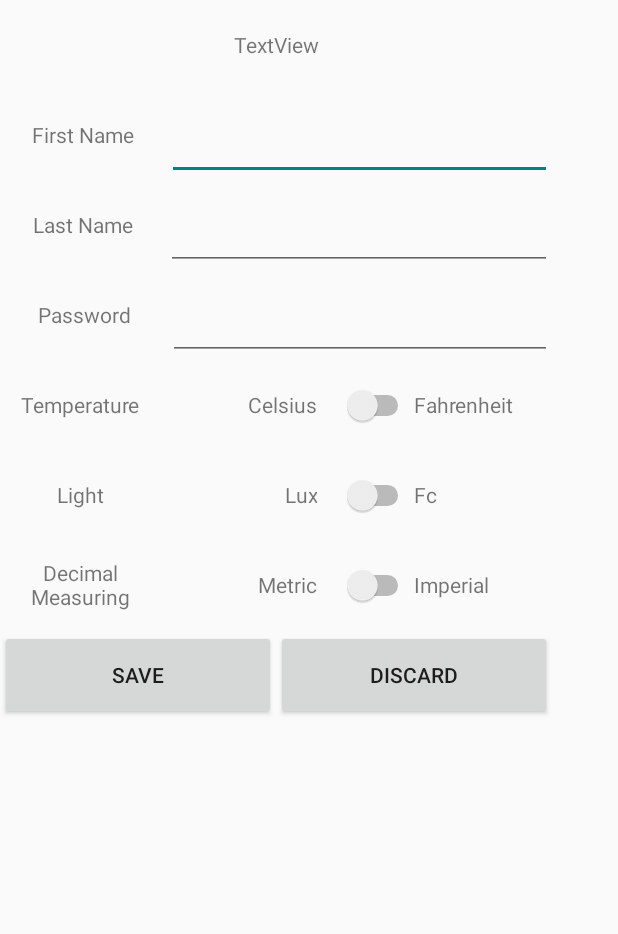
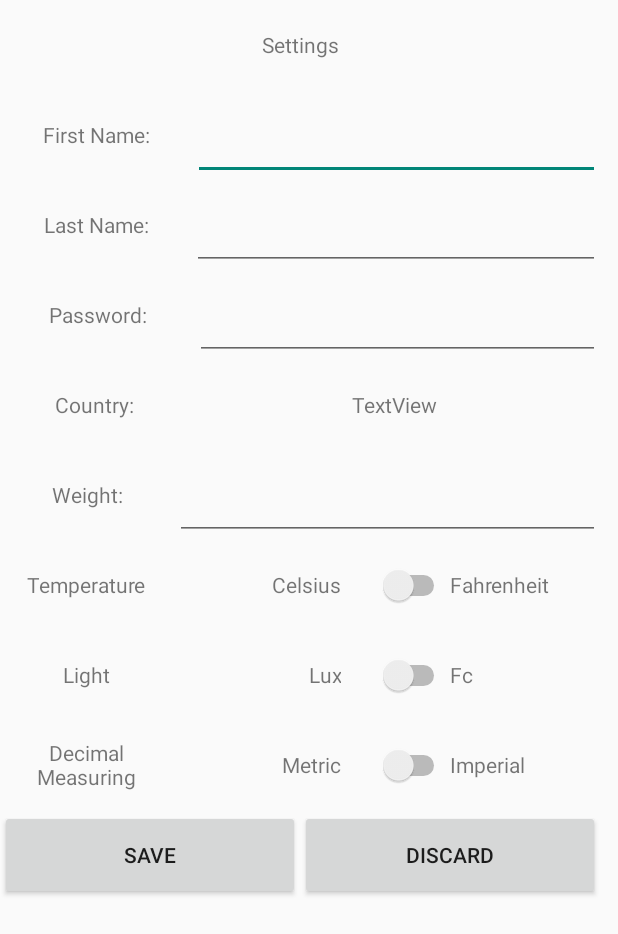
Before and after one commit to AP-Elektronica-ICT/IP18-SleepQuality01, an Android app: the settings screen opened directly, with no data from a screen before it, on a phone screen of 412 x 824 dp. Shown: the top 934 px of the screen. Run offline under Robolectric (Android 15) with nearby library versions, the phone set to English and light mode, and no system bars; libraries missing offline, so code that uses them is left out: com.mukesh.countrypicker; 4 statements that could not run were skipped.

```diff
--- a/Android/app/src/main/java/be/eaict/sleepqualitymeter/settings.java
+++ b/Android/app/src/main/java/be/eaict/sleepqualitymeter/settings.java
@@ -11,7 +11,11 @@ import android.view.View;
 import android.widget.Button;
 import android.widget.EditText;
 import android.widget.Switch;
+import android.widget.TextView;
 import android.widget.Toast;
+
+import com.mukesh.countrypicker.CountryPicker;
+import com.mukesh.countrypicker.CountryPickerListener;
 
 /**
  * Created by CarlV on 2/22/2018.
@@ -21,12 +25,16 @@ public class settings extends AppCompatActivity {
     String firstName, lastName, password;
     Boolean switchTemperature = false, switchLight = false, switchMeasurement = false;
     Switch temperature, light, measurement;
-    EditText editFirstName, editLastName, editPassword;
+    EditText editFirstName, editLastName, editPassword, editWeight;
+    TextView selectCountry;
+    CountryPicker picker;
+    String country;
     @Override
     protected void onCreate(Bundle savedInstanceState) {
-        Load();
         super.onCreate(savedInstanceState);
         setContentView(R.layout.activity_settings);
+        Load();
+        selectCountry = findViewById(R.id.setTxtSelectCountry);
         Button savebutton = findViewById(R.id.setBtnSave);
         temperature = findViewById(R.id.setSwitchTemp);
         light = findViewById(R.id.setSwitchLight);
@@ -37,8 +45,7 @@ public class settings extends AppCompatActivity {
         savebutton.setOnClickListener(new View.OnClickListener() {
             @Override
             public void onClick(View view) {
-                Intent intent = new Intent(getBaseContext(), HomeScreen.class);
-                startActivity(intent);
+                Save();
                 if(temperature.isChecked()) {
                     switchTemperature = true;
                 }
@@ -57,11 +64,26 @@ public class settings extends AppCompatActivity {
                 else {
                     switchMeasurement = false;
                 }
-                Save();
+                Intent intent = new Intent(getBaseContext(), HomeScreen.class);
+                startActivity(intent);
             }
         });
 
-
+        selectCountry.setOnClickListener(new View.OnClickListener() {
+            @Override
+            public void onClick(View view) {
+                picker = CountryPicker.newInstance("Select Country");  // dialog title
+                picker.setListener(new CountryPickerListener() {
+                    @Override
+                    public void onSelectCountry(String name, String code, String dialCode, int flagDrawableResID) {
+                        country = name;
+                        selectCountry.setText(country);
+                        picker.dismiss();
+                    }
+                });
+                picker.show(getSupportFragmentManager(), "COUNTRY_PICKER");
+            }
+        });
         BottomNavigationView bottomNavigationView = findViewById(R.id.bottom_navigation);
 
         bottomNavigationView.setOnNavigationItemSelectedListener(
--- a/Android/app/src/main/res/layout/activity_settings.xml
+++ b/Android/app/src/main/res/layout/activity_settings.xml
@@ -6,8 +6,8 @@
     xmlns:app="http://schemas.android.com/apk/res-auto">
 
     <LinearLayout
-        android:layout_width="368dp"
-        android:layout_height="551dp"
+        android:layout_width="400dp"
+        android:layout_height="600dp"
         android:orientation="vertical"
         tools:layout_editor_absoluteX="8dp"
         tools:layout_editor_absoluteY="8dp">
@@ -17,7 +17,7 @@
             android:layout_width="match_parent"
             android:layout_height="60dp"
             android:gravity="center"
-            android:text="TextView"
+            android:text="Settings"
             android:textAlignment="center" />
 
         <LinearLayout
@@ -30,7 +30,7 @@
                 android:layout_height="match_parent"
                 android:layout_weight="1"
                 android:gravity="center"
-                android:text="First Name"
+                android:text="First Name:"
                 android:textAlignment="center" />
 
             <EditText
@@ -53,7 +53,7 @@
                 android:layout_height="match_parent"
                 android:layout_weight="1"
                 android:gravity="center"
-                android:text="Last Name" />
+                android:text="Last Name:" />
 
             <EditText
                 android:id="@+id/setEditLastName"
@@ -75,7 +75,7 @@
                 android:layout_height="match_parent"
                 android:layout_weight="1"
                 android:gravity="center"
-                android:text="Password" />
+                android:text="Password:" />
 
             <EditText
                 android:id="@+id/setEditPassw"
@@ -84,6 +84,53 @@
                 android:layout_weight="1"
                 android:ems="10"
                 android:inputType="textPassword" />
+
+        </LinearLayout>
+
+        <LinearLayout
+            android:layout_width="match_parent"
+            android:layout_height="60dp"
+            android:layout_weight="1"
+            android:orientation="horizontal">
+
+            <TextView
+                android:id="@+id/textView17"
+                android:layout_width="40dp"
+                android:layout_height="match_parent"
+                android:layout_weight="1"
+                android:gravity="center"
+                android:text="Country:" />
+
+            <TextView
+                android:id="@+id/setTxtSelectCountry"
+                android:layout_width="188dp"
+                android:layout_height="match_parent"
+                android:layout_weight="1"
+                android:gravity="center"
+                android:text="TextView" />
+        </LinearLayout>
+
+        <LinearLayout
+            android:layout_width="match_parent"
+            android:layout_height="60dp"
+            android:layout_weight="1"
+            android:orientation="horizontal">
+
+            <TextView
+                android:id="@+id/textView18"
+                android:layout_width="wrap_content"
+                android:layout_height="match_parent"
+                android:layout_weight="1"
+                android:gravity="center"
+                android:text="Weight:" />
+
+            <EditText
+                android:id="@+id/setEditWeight"
+                android:layout_width="wrap_content"
+                android:layout_height="match_parent"
+                android:layout_weight="1"
+                android:ems="10"
+                android:inputType="numberDecimal" />
         </LinearLayout>
 
         <LinearLayout
```
Also changed, not shown: Android/app/src/main/java/be/eaict/sleepqualitymeter/login.java (line endings or trailing spaces).
